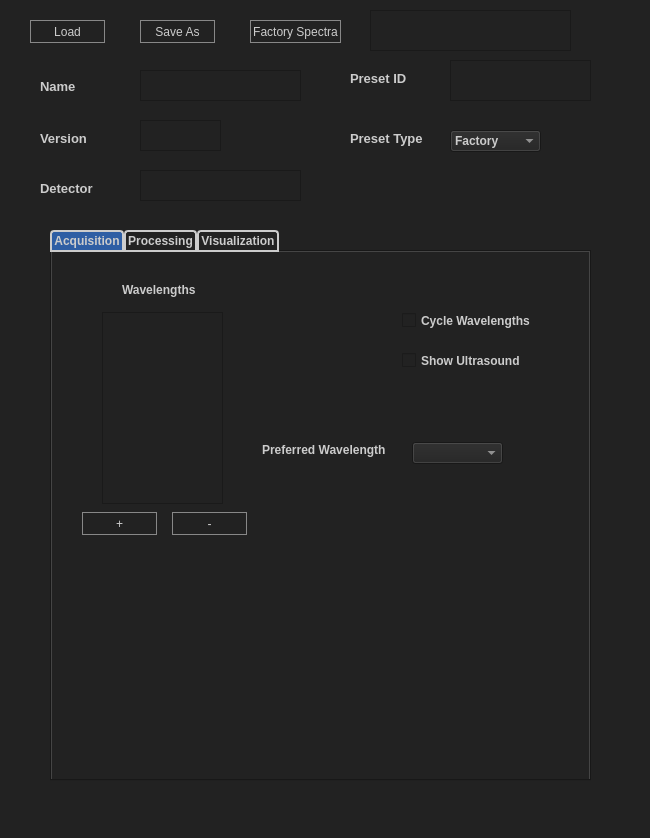
Before: the Qt Designer form source/resources/preset_editor.ui in jaytreee/PresetEditor, drawn with Qt 5.
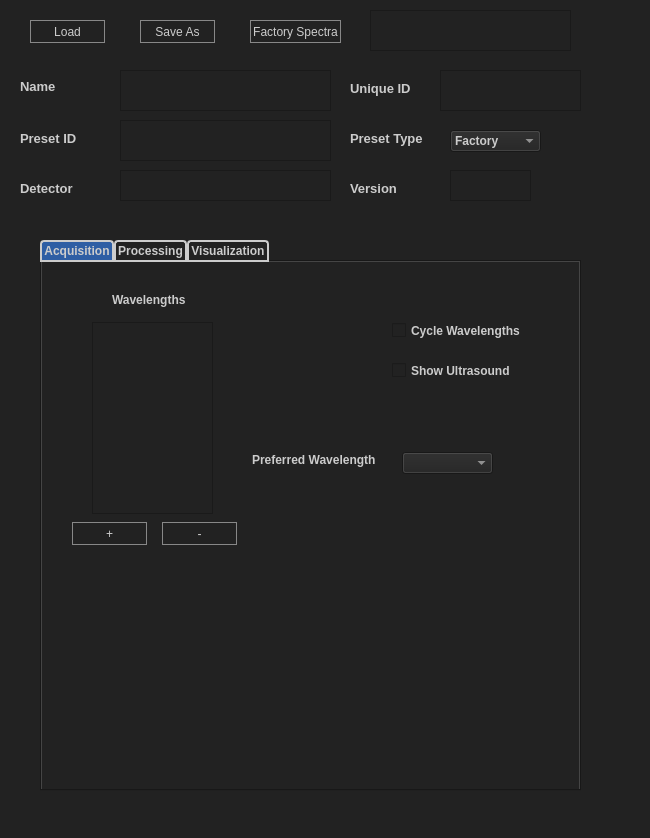
After: the same form once the commit is applied.

Diff of the .ui file:
```diff
--- a/source/resources/preset_editor.ui
+++ b/source/resources/preset_editor.ui
@@ -137,7 +137,7 @@
    <widget class="QLabel" name="nameLabel">
     <property name="geometry">
      <rect>
-      <x>40</x>
+      <x>20</x>
       <y>80</y>
       <width>47</width>
       <height>13</height>
@@ -157,7 +157,7 @@
    <widget class="QLabel" name="detektorLabel">
     <property name="geometry">
      <rect>
-      <x>40</x>
+      <x>20</x>
       <y>180</y>
       <width>81</width>
       <height>16</height>
@@ -177,28 +177,43 @@
    <widget class="QPlainTextEdit" name="nameBox">
     <property name="geometry">
      <rect>
-      <x>140</x>
+      <x>120</x>
       <y>70</y>
-      <width>161</width>
-      <height>31</height>
+      <width>211</width>
+      <height>41</height>
      </rect>
     </property>
+    <property name="verticalScrollBarPolicy">
+     <enum>Qt::ScrollBarAlwaysOff</enum>
+    </property>
+    <property name="horizontalScrollBarPolicy">
+     <enum>Qt::ScrollBarAsNeeded</enum>
+    </property>
+    <property name="lineWrapMode">
+     <enum>QPlainTextEdit::NoWrap</enum>
+    </property>
+    <property name="plainText">
+     <string/>
+    </property>
    </widget>
    <widget class="QPlainTextEdit" name="detectorBox">
     <property name="geometry">
      <rect>
-      <x>140</x>
+      <x>120</x>
       <y>170</y>
-      <width>161</width>
+      <width>211</width>
       <height>31</height>
      </rect>
     </property>
+    <property name="plainText">
+     <string/>
+    </property>
    </widget>
    <widget class="QTabWidget" name="tabWidget">
     <property name="geometry">
      <rect>
-      <x>50</x>
-      <y>230</y>
+      <x>40</x>
+      <y>240</y>
       <width>541</width>
       <height>551</height>
      </rect>
@@ -1456,8 +1471,8 @@
    <widget class="QLabel" name="PresetIDLabel">
     <property name="geometry">
      <rect>
-      <x>350</x>
-      <y>70</y>
+      <x>20</x>
+      <y>130</y>
       <width>71</width>
       <height>16</height>
      </rect>
@@ -1479,8 +1494,8 @@
    <widget class="QPlainTextEdit" name="PresetIDTextBox">
     <property name="geometry">
      <rect>
-      <x>450</x>
-      <y>60</y>
+      <x>440</x>
+      <y>70</y>
       <width>141</width>
       <height>41</height>
      </rect>
@@ -1495,8 +1510,8 @@
    <widget class="QLabel" name="versionLabel">
     <property name="geometry">
      <rect>
-      <x>40</x>
-      <y>130</y>
+      <x>350</x>
+      <y>180</y>
       <width>61</width>
       <height>16</height>
      </rect>
@@ -1515,8 +1530,8 @@
    <widget class="QPlainTextEdit" name="versionTextBox">
     <property name="geometry">
      <rect>
-      <x>140</x>
-      <y>120</y>
+      <x>450</x>
+      <y>170</y>
       <width>81</width>
       <height>31</height>
      </rect>
@@ -1582,6 +1597,48 @@
      </property>
     </item>
    </widget>
+   <widget class="QLabel" name="UniqueID">
+    <property name="geometry">
+     <rect>
+      <x>350</x>
+      <y>80</y>
+      <width>71</width>
+      <height>16</height>
+     </rect>
+    </property>
+    <property name="font">
+     <font>
+      <pointsize>10</pointsize>
+      <weight>75</weight>
+      <bold>true</bold>
+     </font>
+    </property>
+    <property name="toolTip">
+     <string>&lt;html&gt;&lt;head/&gt;&lt;body&gt;&lt;p&gt;Preset Identifier&lt;/p&gt;&lt;/body&gt;&lt;/html&gt;</string>
+    </property>
+    <property name="text">
+     <string>Unique ID</string>
+    </property>
+   </widget>
+   <widget class="QPlainTextEdit" name="presetIDBox">
+    <property name="geometry">
+     <rect>
+      <x>120</x>
+      <y>120</y>
+      <width>211</width>
+      <height>41</height>
+     </rect>
+    </property>
+    <property name="verticalScrollBarPolicy">
+     <enum>Qt::ScrollBarAlwaysOff</enum>
+    </property>
+    <property name="lineWrapMode">
+     <enum>QPlainTextEdit::NoWrap</enum>
+    </property>
+    <property name="plainText">
+     <string/>
+    </property>
+   </widget>
   </widget>
   <widget class="QMenuBar" name="menubar">
    <property name="geometry">
```
Left out of the diff: 2 changed lines with no effect on the pictures.
